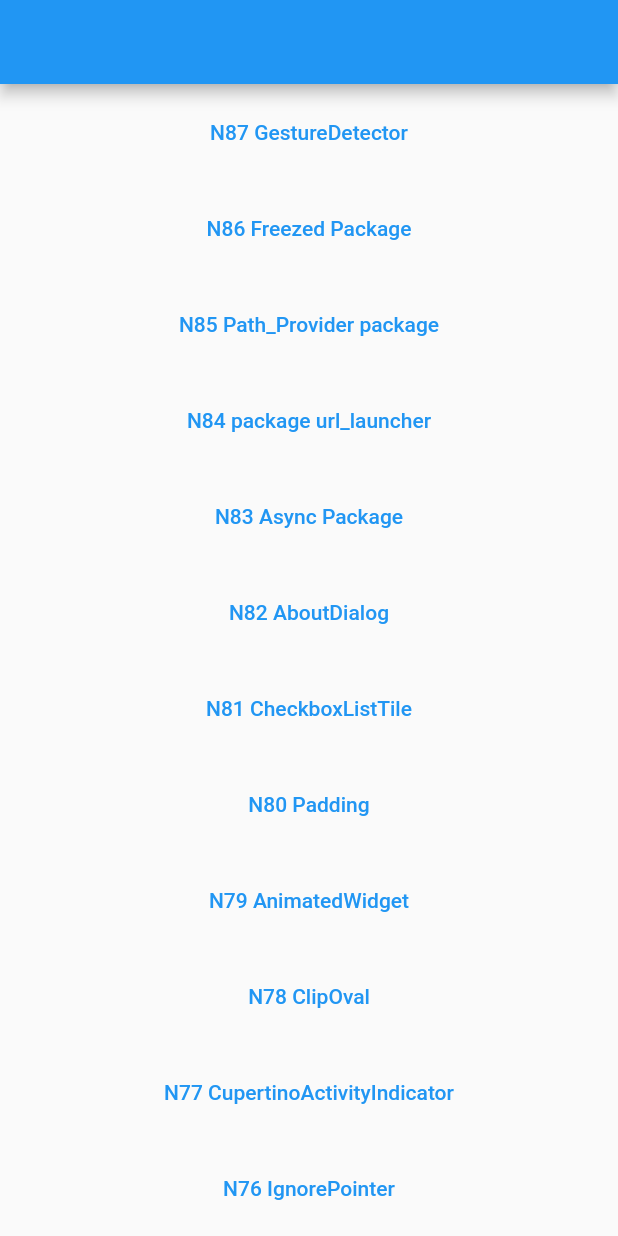
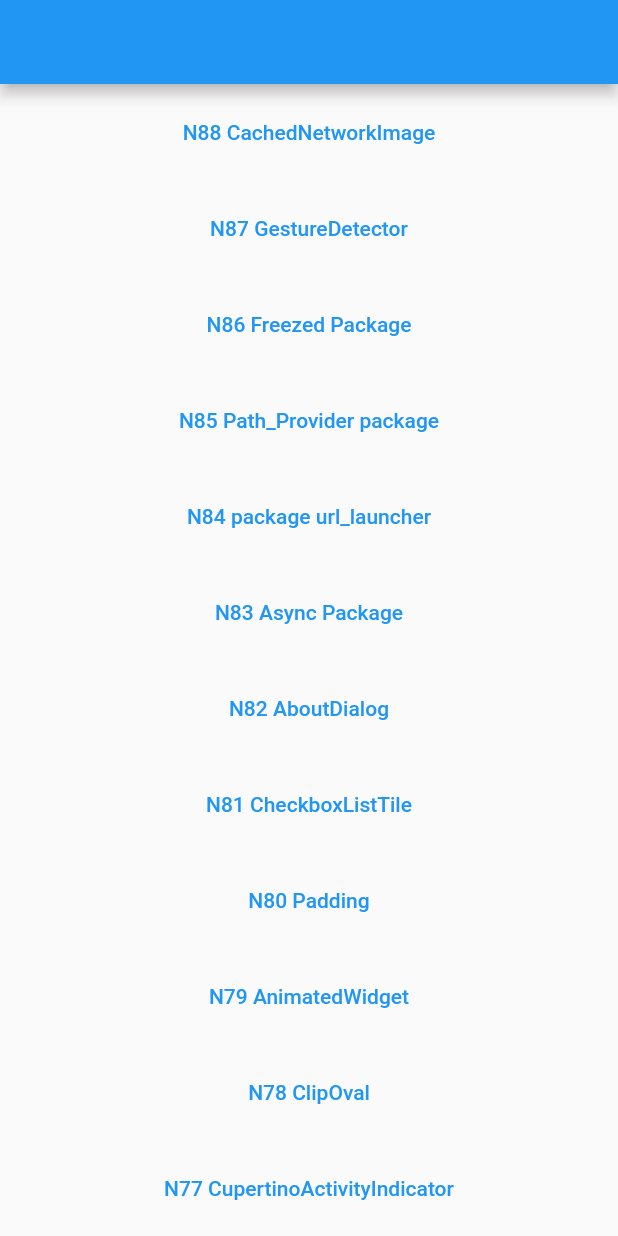
Before and after one commit to ychsue/my_flutter_test, a Flutter app: the screen it shows after launch, on a phone screen of 412 x 824 dp. Run offline on Flutter 3.47's test engine with Material 2 defaults, Android fonts, the phone set to English and light mode, and no system bars; our stand-ins replace bloc, cached_network_image, flutter_bloc, flutter_blurhash, freezed_annotation, get and 1 more; missing offline and left inert: resizable_widget; Roboto replaces fonts that are missing (Georgia).

Commit message:
CachedNetworkImage

```diff
--- a/lib/src/route/app_pages.dart
+++ b/lib/src/route/app_pages.dart
@@ -67,6 +67,7 @@ import 'package:test2/src/route/main_screens/n84_url_launcher_pkg.dart';
 import 'package:test2/src/route/main_screens/n85_path_provider_pkg.dart';
 import 'package:test2/src/route/main_screens/n86/n86_freezed_pkg.dart';
 import 'package:test2/src/route/main_screens/n87_gesture_detector.dart';
+import 'package:test2/src/route/main_screens/n88_cached_network_image_pkg.dart';
 import 'package:test2/src/route/main_screens/sliver_screen.dart';
 import 'package:test2/src/route/main_screens/unknown_screen.dart';
 import 'package:test2/src/route/main_screens/welcome_screen.dart';
@@ -154,10 +155,15 @@ enum Routes {
   n85_path_provider_pkg,
   n86_freezed_pkg,
   n87_gesture_detector,
+  n88_cached_network_image,
 }
 
 abstract class AppPages {
   static final pages = [
+    GetPage(
+      name: Routes.n88_cached_network_image.toLocation,
+      page: () => N88CachedNetworkImagePackage(),
+    ),
     GetPage(
       name: Routes.n87_gesture_detector.toLocation,
       page: () => N87GestureDetectorScreen(),
--- a/lib/src/route/main_screens/get_home_screen.dart
+++ b/lib/src/route/main_screens/get_home_screen.dart
@@ -14,6 +14,13 @@ class GetHomeScreen extends StatelessWidget {
           child: Container(
         child: ListView(
           children: [
+            Container(
+              margin: EdgeInsets.all(8.0),
+              child: TextButton(
+                  onPressed: () =>
+                      Get.toNamed(Routes.n88_cached_network_image.toLocation),
+                  child: Text("N88 CachedNetworkImage")),
+            ),
             Container(
               margin: EdgeInsets.all(8.0),
               child: TextButton(
--- a/pubspec.yaml
+++ b/pubspec.yaml
@@ -37,6 +37,8 @@ dependencies:
   http: ^0.13.4
   path_provider: ^2.0.8
   freezed_annotation: any
+  cached_network_image: ^3.2.0
+  flutter_blurhash: ^0.6.0
 
 dev_dependencies:
   flutter_test:
```
Also changed, not shown: lib/src/route/main_screens/n88_cached_network_image_pkg.dart (added, +44 -0 lines), pubspec.lock, 1 other file.
